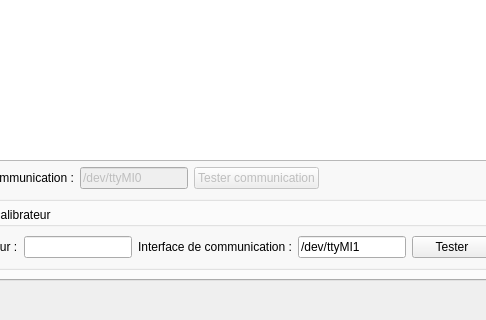
The window that et_interfaceexecutiontest.ui (InformatiqueAtmoNA/tam) describes before a commit, drawn with Qt 5; both pictures show x 114 to 600 and y 350 to 670 of the 1024 by 670 pixel window.
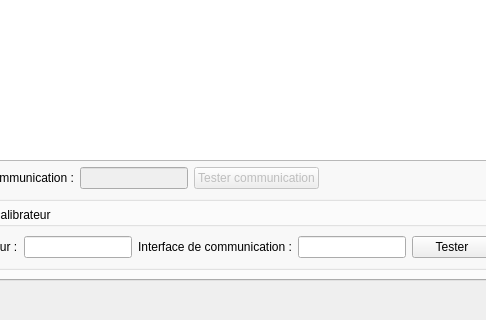
The same window after the commit. The open tabs and pages were chosen to show the change.

Commit message: Amelioration gestion de l'activation du bouton Test Analyseur. Modification de la BDD par defaut pour creation d'un port série NON_DEF

The edit to the form file:
```diff
--- a/et_interfaceexecutiontest.ui
+++ b/et_interfaceexecutiontest.ui
@@ -559,7 +559,7 @@
                      </sizepolicy>
                     </property>
                     <property name="text">
-                     <string>/dev/ttyMI0</string>
+                     <string/>
                     </property>
                    </widget>
                   </item>
@@ -624,7 +624,7 @@
                 <item>
                  <widget class="QLineEdit" name="lineEdit_InterfaceCalibrateur">
                   <property name="text">
-                   <string>/dev/ttyMI1</string>
+                   <string/>
                   </property>
                  </widget>
                 </item>
```
Left out of the diff: 2 changed lines with no effect on the pictures. The commit also changes 2 other files.
